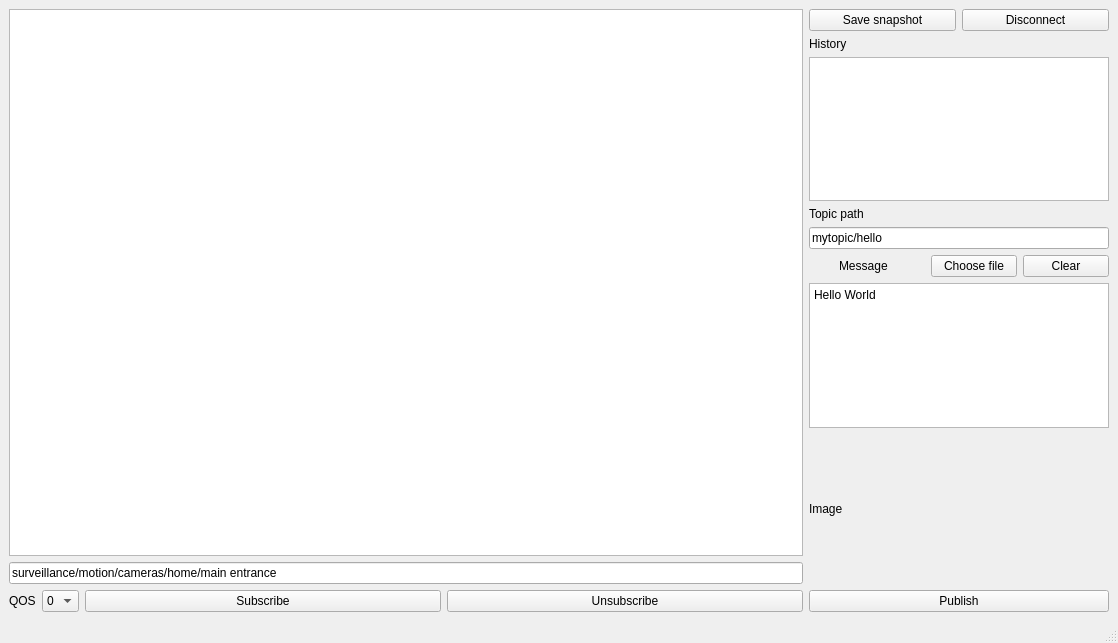
First picture: the form in src/explorer/view/ui/mainwindow.ui, repository vsokolov00/mqtt-explorer, before the edit.
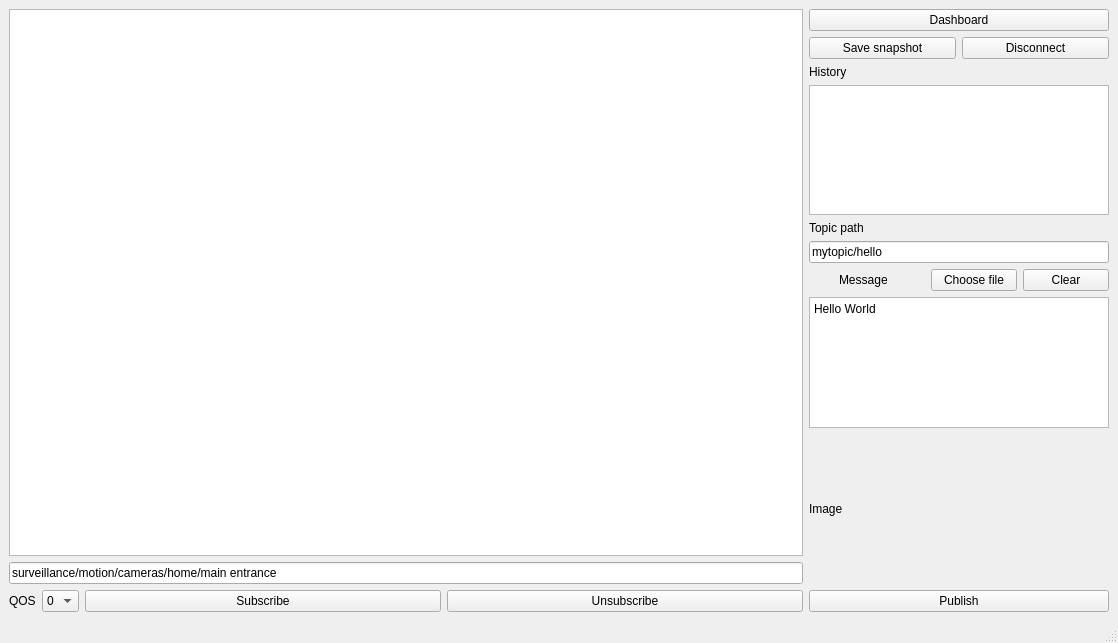
Second picture: the form after the edit.

Commit message: Dashboard initial window

The edit to the form file:
```diff
--- a/src/explorer/view/ui/mainwindow.ui
+++ b/src/explorer/view/ui/mainwindow.ui
@@ -114,6 +114,13 @@
         <property name="leftMargin">
          <number>0</number>
         </property>
+        <item>
+         <widget class="QPushButton" name="dashboard">
+          <property name="text">
+           <string>Dashboard</string>
+          </property>
+         </widget>
+        </item>
         <item>
          <layout class="QHBoxLayout" name="horizontalLayout_4">
           <property name="topMargin">
```
The commit also changes 10 other files.
